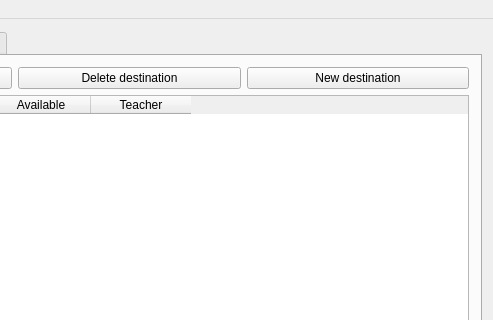
Before: the Qt Designer form mainwindow.ui in zorbaproject/cresta, drawn with Qt 5; both pictures show x 234 to 727 and y 0 to 320 of the 727 by 778 pixel window.
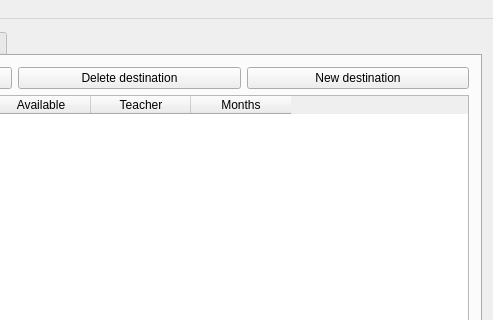
After: the same form once the commit is applied. The open tabs and pages were chosen to show the change.

Commit message: Add months in exported XLSX

Patch:
```diff
--- a/mainwindow.ui
+++ b/mainwindow.ui
@@ -72,6 +72,11 @@
             <string>Teacher</string>
            </property>
           </column>
+          <column>
+           <property name="text">
+            <string>Months</string>
+           </property>
+          </column>
          </widget>
         </item>
        </layout>
```
Left out of the diff: 2 changed lines with no effect on the pictures. The commit also changes 5 other files.
